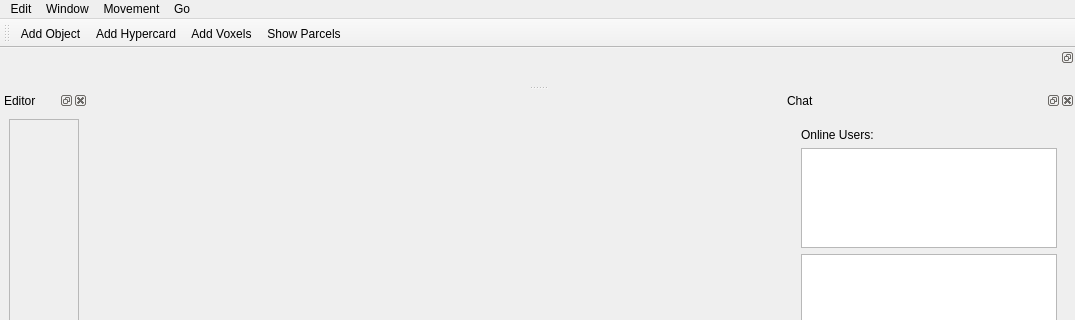
shipilovden/substrata-metasiberia, file gui_client/MainWindow.ui: the form before one commit; both pictures show x 0 to 1075 and y 0 to 320 of the 1075 by 787 pixel window.
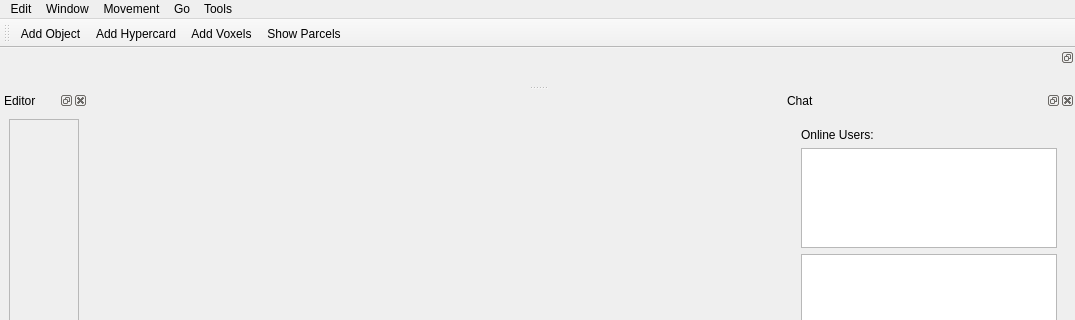
The form after the commit. Custom widgets are drawn as their Qt base class.

Commit message: Added greedy meshing for voxel meshing (in ModelLoading.cpp). Keeping voxels compressed on the client except for when meshing. Removed some threadcontext stuff. Added menu > Export to Indigo command. Added GroundPatch (for lightmapped ground). Added VoxelMeshBuilding (WIP), for lightmapper bot.

The edit to the form file:
```diff
--- a/gui_client/MainWindow.ui
+++ b/gui_client/MainWindow.ui
@@ -67,10 +67,17 @@
     <addaction name="actionGoToPersonalWorld"/>
     <addaction name="actionGo_to_CryptoVoxels_World"/>
    </widget>
+   <widget class="QMenu" name="menuTools">
+    <property name="title">
+     <string>Tools</string>
+    </property>
+    <addaction name="actionExport_view_to_Indigo"/>
+   </widget>
    <addaction name="menuEdit"/>
    <addaction name="menuWindow"/>
    <addaction name="menuMovement"/>
    <addaction name="menuGo"/>
+   <addaction name="menuTools"/>
   </widget>
   <widget class="QStatusBar" name="statusbar"/>
   <widget class="QToolBar" name="toolBar">
```
Left out of the diff: 5 changed lines with no effect on the pictures. The commit also changes 21 other files.
